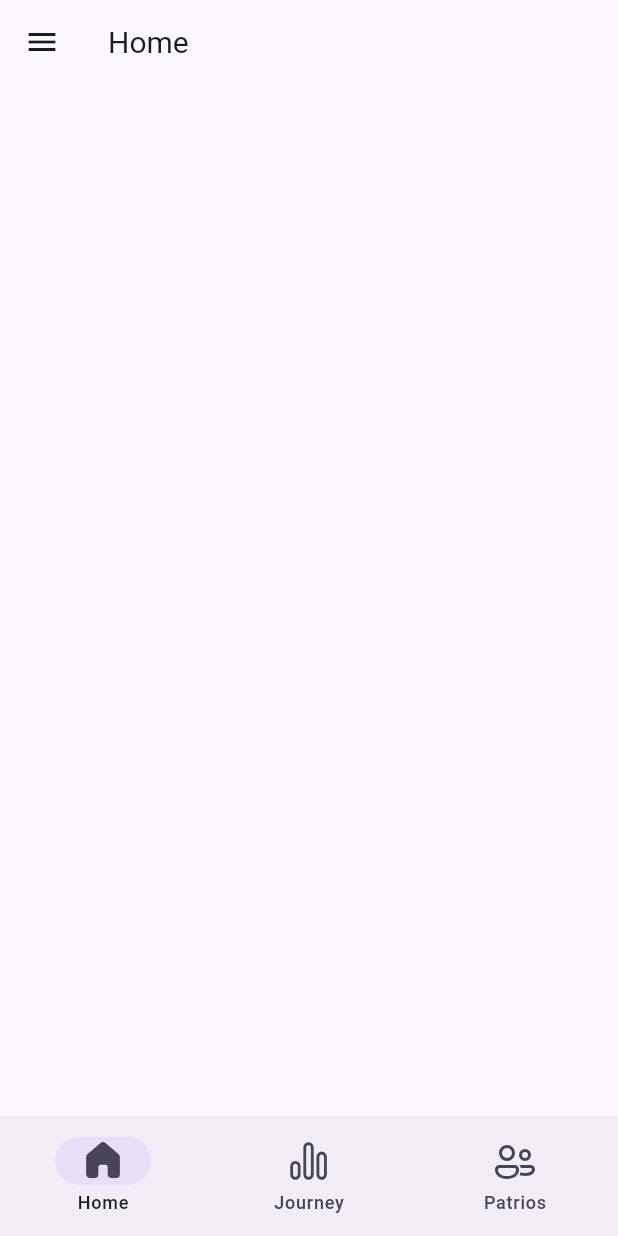
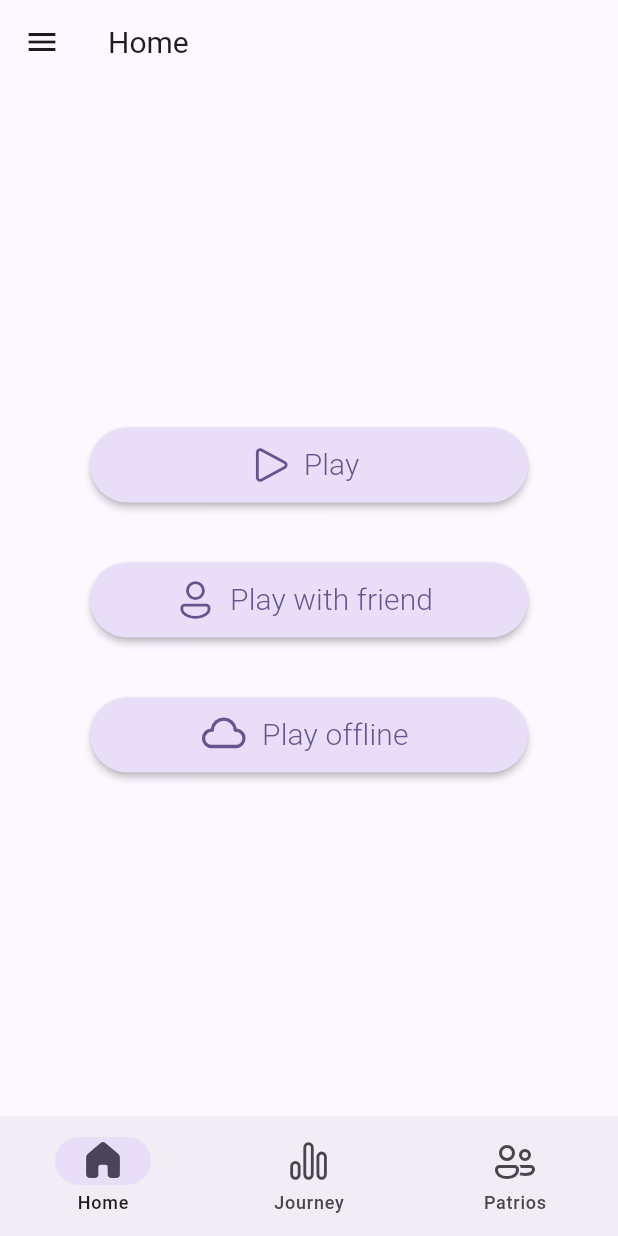
Before and after one commit to HaseebKahn365/cellz_m3, a Flutter app: the screen it shows after launch, on a phone screen of 412 x 824 dp. Run offline on Flutter 3.47's test engine with Material 2 defaults, Android fonts, the phone set to English and light mode, and no system bars; our stand-ins replace fluentui_system_icons.

Commit message:
updated the home screen buttons

```diff
--- /dev/null
+++ b/lib/game_logic/app_ui/home_buttons.dart
@@ -0,0 +1,100 @@
+import 'package:fluentui_system_icons/fluentui_system_icons.dart';
+import 'package:flutter/material.dart';
+
+List<Widget> buildHomeButtons(BuildContext context) {
+  return [
+    //create 3 elevated buttons using cards with a gesture detector each containing an icon on the left and text on the right
+    SizedBox(
+      height: 20,
+    ),
+    Padding(
+      padding: const EdgeInsets.symmetric(horizontal: 50.0),
+      child: SizedBox(
+        width: 115,
+        //elevated button with leading icon
+        child: ElevatedButton.icon(
+          onPressed: () {},
+          icon: const Icon(
+            FluentIcons.play_24_regular,
+            size: 30,
+          ),
+          label: const Text(
+            "Play",
+            style: TextStyle(
+              fontSize: 20,
+              fontWeight: FontWeight.w300,
+            ),
+          ),
+          //create a button style with a background color and no elevation and greater size
+          style: ElevatedButton.styleFrom(
+            primary: Theme.of(context).colorScheme.secondaryContainer,
+            elevation: 2,
+            minimumSize: const Size(50, 50),
+          ),
+        ),
+      ),
+    ), //end of the play button
+
+    //create the Play with friends button
+    Padding(
+      padding: const EdgeInsets.symmetric(horizontal: 50.0, vertical: 40),
+      child: SizedBox(
+        width: 115,
+        //elevated button with leading icon
+        child: ElevatedButton.icon(
+          onPressed: () {},
+          icon: const Icon(
+            FluentIcons.person_32_regular,
+            size: 30,
+          ),
+          label: const Text(
+            "Play with friend",
+            style: TextStyle(
+              fontSize: 20,
+              fontWeight: FontWeight.w300,
+            ),
+          ),
+          //create a button style with a background color and no elevation and greater size
+          style: ElevatedButton.styleFrom(
+            primary: Theme.of(context).colorScheme.secondaryContainer,
+            elevation: 2,
+            minimumSize: const Size(50, 50),
+          ),
+        ),
+      ),
+    ), //end of the play with friends button
+
+    //create the play offline button
+
+    Padding(
+      padding: const EdgeInsets.symmetric(horizontal: 50.0),
+      child: SizedBox(
+        width: 115,
+        //elevated button with leading icon
+        child: ElevatedButton.icon(
+          onPressed: () {},
+          icon: const Icon(
+            FluentIcons.cloud_48_regular,
+            size: 35,
+          ),
+          label: const Text(
+            "Play offline",
+            style: TextStyle(
+              fontSize: 20,
+              fontWeight: FontWeight.w300,
+            ),
+          ),
+          //create a button style with a background color and no elevation and greater size
+          style: ElevatedButton.styleFrom(
+            primary: Theme.of(context).colorScheme.secondaryContainer,
+            elevation: 2,
+            minimumSize: const Size(50, 50),
+          ),
+        ),
+      ),
+    ), //end of the play offline button
+    SizedBox(
+      height: 20,
+    )
+  ];
+}
--- a/lib/home.dart
+++ b/lib/home.dart
@@ -2,6 +2,8 @@
 
 import 'package:flutter/material.dart';
 import 'package:fluentui_system_icons/fluentui_system_icons.dart';
+
+import 'game_logic/app_ui/home_buttons.dart';
 
 class ComponentScreen extends StatelessWidget {
   const ComponentScreen({super.key, required this.showNavBottomBar});
@@ -14,12 +16,13 @@ class ComponentScreen extends StatelessWidget {
       child: Padding(
         padding: const EdgeInsets.symmetric(horizontal: 10),
         child: Align(
-          alignment: Alignment.topCenter,
+          alignment: Alignment.center,
           child: SizedBox(
             width: _maxWidthConstraint,
             child: ListView(
               shrinkWrap: true,
               children: [
+                ...buildHomeButtons(context),
                 showNavBottomBar
                     ? const NavigationBars(
                         selectedIndex: 0,
--- a/lib/journey.dart
+++ b/lib/journey.dart
@@ -10,6 +10,10 @@ class TypographyScreen extends StatelessWidget {
       child: ListView(
         children: <Widget>[
           const SizedBox(height: 7),
+          const Text(
+            'Headline 1',
+            style: TextStyle(fontSize: 34, fontWeight: FontWeight.w300),
+          ),
         ],
       ),
     );
```
